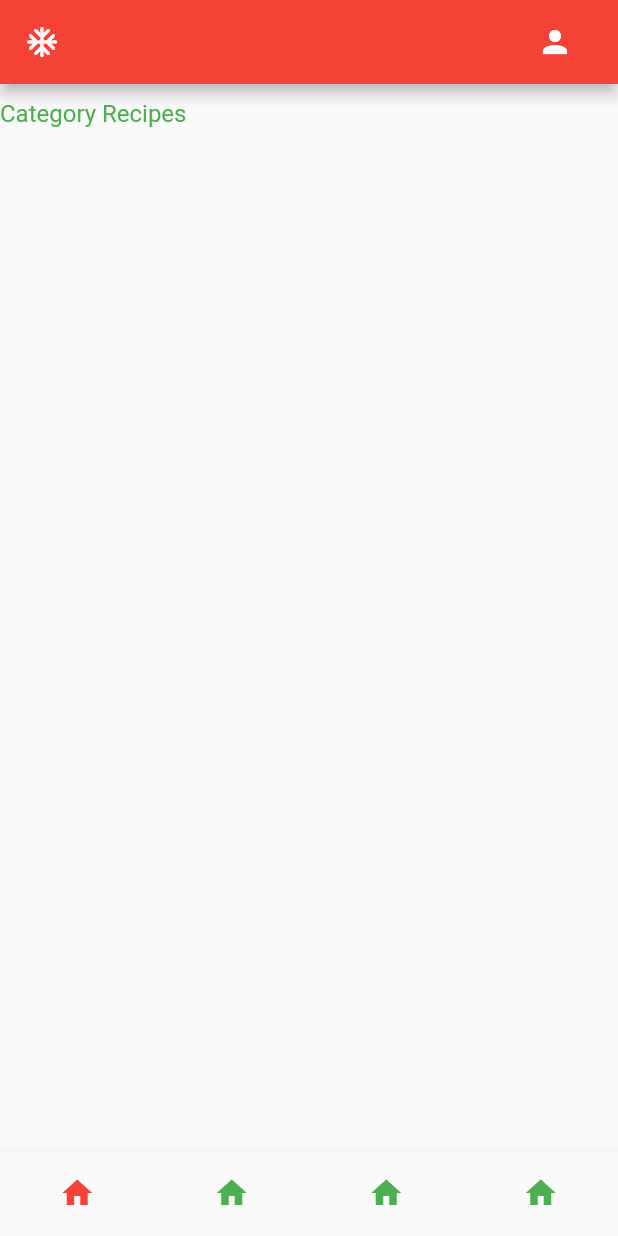
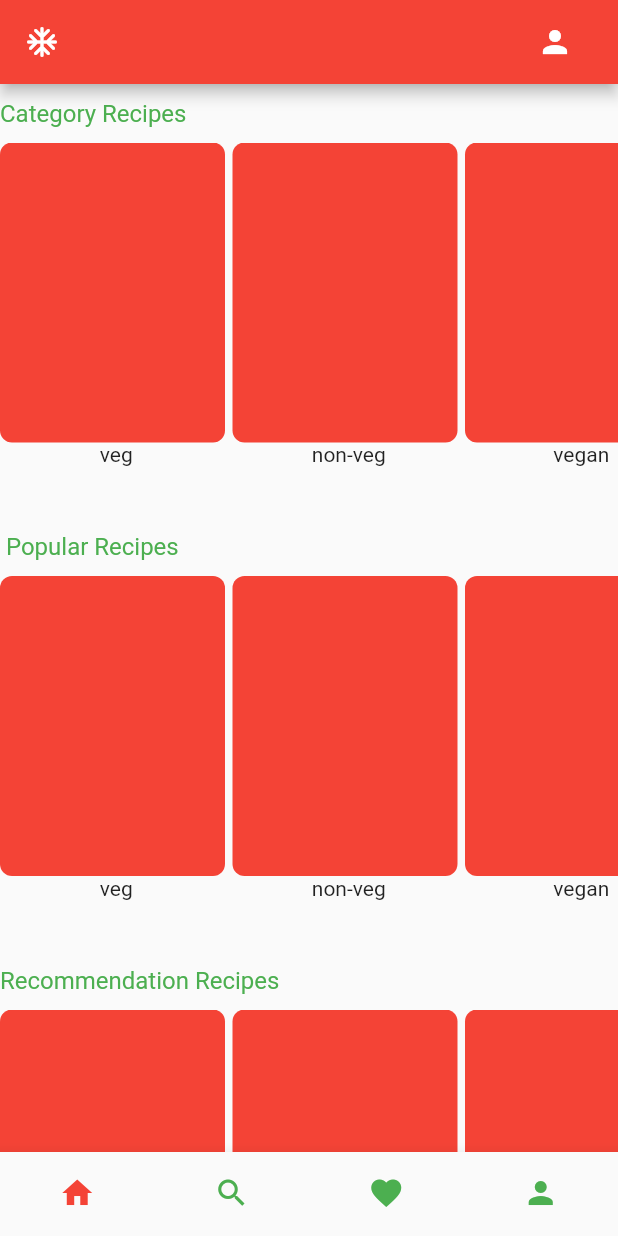
Before and after one commit to bishnusilwal/Recipe_Mobile_Frontend, a Flutter app: the screen it shows after launch, on a phone screen of 412 x 824 dp. Run offline on Flutter 3.47's test engine with Material 2 defaults, Android fonts, the phone set to English and light mode, and no system bars.

```diff
--- /dev/null
+++ b/lib/screens/SearchScreen.dart
@@ -0,0 +1,25 @@
+import 'package:flutter/material.dart';
+
+class SearchScreen extends StatelessWidget {
+  const SearchScreen({Key? key}) : super(key: key);
+
+  @override
+  Widget build(BuildContext context) {
+    return Scaffold(
+        appBar: AppBar(
+      title: Row(
+        children: [
+          Expanded(
+              child: TextField(
+                  maxLines: 1,
+                  style: TextStyle(color: Colors.black),
+                  decoration: InputDecoration(
+                    hintText: "Search",
+                    border: InputBorder.none,
+                    hintStyle: TextStyle(color: Colors.white),
+                  )))
+        ],
+      ),
+    ));
+  }
+}
--- a/lib/screens/homeScreen.dart
+++ b/lib/screens/homeScreen.dart
@@ -4,6 +4,7 @@ import 'package:recipe_mobile_frontend/screens/LoginForm.dart';
 import 'package:recipe_mobile_frontend/screens/RegisterScreen.dart';
 import 'package:recipe_mobile_frontend/screens/profile.dart';
 import 'package:recipe_mobile_frontend/screens/DetailScreen.dart';
+import 'package:recipe_mobile_frontend/screens/SearchScreen.dart';
 
 class HomeScreen extends StatefulWidget {
   const HomeScreen({Key? key}) : super(key: key);
@@ -62,9 +63,53 @@ class _HomeScreenState extends State<HomeScreen> {
                     child: ListView(
                       scrollDirection: Axis.horizontal,
                       children: [
-                        // _categoryCircle("veg"),
-                        // _categoryCircle("non-veg"),
-                        // _categoryCircle("vegan")
+                        _categoryCircle("veg"),
+                        _categoryCircle("non-veg"),
+                        _categoryCircle("vegan")
+                      ],
+                    ),
+                  ),
+                  SizedBox(
+                    height: 10,
+                  ),
+                  Text(
+                    " Popular Recipes",
+                    style: TextStyle(fontSize: 16, color: Colors.green),
+                  ),
+                  SizedBox(
+                    height: 10,
+                  ),
+                  Container(
+                    height: 250,
+                    width: double.infinity,
+                    child: ListView(
+                      scrollDirection: Axis.horizontal,
+                      children: [
+                        _categoryCircle("veg"),
+                        _categoryCircle("non-veg"),
+                        _categoryCircle("vegan")
+                      ],
+                    ),
+                  ),
+                  SizedBox(
+                    height: 10,
+                  ),
+                  Text(
+                    "Recommendation Recipes",
+                    style: TextStyle(fontSize: 16, color: Colors.green),
+                  ),
+                  SizedBox(
+                    height: 10,
+                  ),
+                  Container(
+                    height: 250,
+                    width: double.infinity,
+                    child: ListView(
+                      scrollDirection: Axis.horizontal,
+                      children: [
+                        _categoryCircle("veg"),
+                        _categoryCircle("non-veg"),
+                        _categoryCircle("vegan")
                       ],
                     ),
                   )
@@ -72,9 +117,10 @@ class _HomeScreenState extends State<HomeScreen> {
               ),
             ),
           ),
-          LoginScreen(),
-          //RegisterScreen(),
-          DetailsScreen(),
+          SearchScreen(),
+          RegisterScreen(),
+          // SearchScreen(),
+          //DetailsScreen(),
           ProfileSetUpScreen(
             username: "ram",
           ),
@@ -97,21 +143,21 @@ class _HomeScreenState extends State<HomeScreen> {
           ),
           BottomNavigationBarItem(
             icon: Icon(
-              Icons.home,
+              Icons.search,
               color: (currentIndex == 1) ? Colors.red : Colors.green,
             ),
             label: "",
           ),
           BottomNavigationBarItem(
             icon: Icon(
-              Icons.home,
+              Icons.favorite,
               color: (currentIndex == 2) ? Colors.red : Colors.green,
             ),
             label: "",
           ),
           BottomNavigationBarItem(
             icon: Icon(
-              Icons.home,
+              Icons.person,
               color: (currentIndex == 3) ? Colors.red : Colors.green,
             ),
             label: "",
@@ -121,26 +167,26 @@ class _HomeScreenState extends State<HomeScreen> {
     );
   }
 
-//   GestureDetector _categoryCircle(String title) {
-//     return GestureDetector(
-//       onTap: () {
-//         Navigator.push(
-//             context, MaterialPageRoute(builder: (context) => NutritionInfo()));
-//       },
-//       child: Column(
-//         children: [
-//           Container(
-//             width: 150,
-//             height: 200,
-//             decoration: BoxDecoration(
-//               color: Colors.red,-
-//               borderRadius: BorderRadius.circular(8),
-//             ),
-//             margin: EdgeInsets.only(right: 5),
-//           ),
-//           Text(title)
-//         ],
-//       ),
-//     );
-//   }
+  GestureDetector _categoryCircle(String title) {
+    return GestureDetector(
+      onTap: () {
+        Navigator.push(
+            context, MaterialPageRoute(builder: (context) => DetailsScreen()));
+      },
+      child: Column(
+        children: [
+          Container(
+            width: 150,
+            height: 200,
+            decoration: BoxDecoration(
+              color: Colors.red,
+              borderRadius: BorderRadius.circular(8),
+            ),
+            margin: EdgeInsets.only(right: 5),
+          ),
+          Text(title)
+        ],
+      ),
+    );
+  }
 }
```
